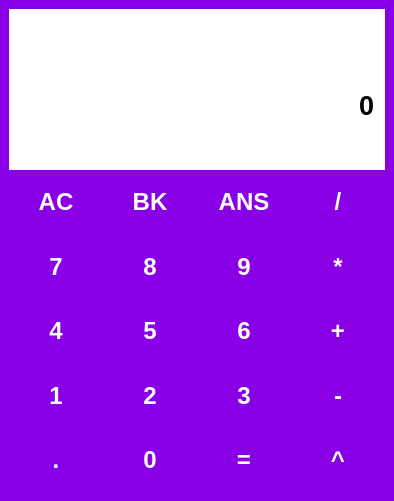
The window that form/ui_calculator.ui (rahul-badgujar/Calculator) describes before a commit, drawn with Qt 5.
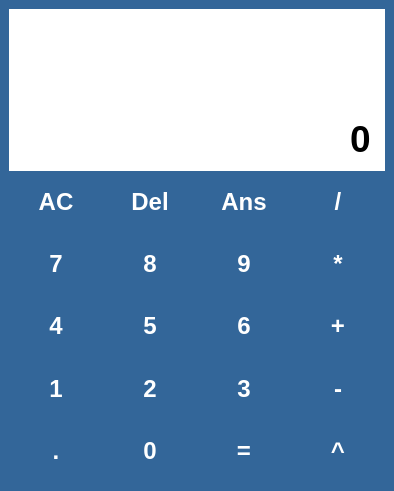
The same window after the commit. Icons and pictures are not drawn.

Patch:
```diff
--- a/form/ui_calculator.ui
+++ b/form/ui_calculator.ui
@@ -7,7 +7,7 @@
     <x>0</x>
     <y>0</y>
     <width>394</width>
-    <height>501</height>
+    <height>491</height>
    </rect>
   </property>
   <property name="windowTitle">
@@ -27,7 +27,7 @@
     </sizepolicy>
    </property>
    <property name="styleSheet">
-    <string notr="true">background-color : #8a00e6;</string>
+    <string notr="true">background-color : #336699;</string>
    </property>
    <layout class="QVBoxLayout" name="verticalLayout">
     <item>
@@ -60,7 +60,7 @@
         <property name="styleSheet">
          <string notr="true">QPushButton
 {
-	background-color : #8a00e6;
+	background-color : #336699;
 	border : none;
 	color : white;
 	margin: 5px;
@@ -78,7 +78,7 @@
 </string>
         </property>
         <property name="text">
-         <string>ANS</string>
+         <string>Ans</string>
         </property>
         <property name="flat">
          <bool>true</bool>
@@ -104,7 +104,7 @@
         <property name="styleSheet">
          <string notr="true">QPushButton
 {
-	background-color : #8a00e6;
+	background-color : #336699;
 	border : none;
 	color : white;
 	margin: 5px;
@@ -148,7 +148,7 @@
         <property name="styleSheet">
          <string notr="true">QPushButton
 {
-	background-color : #8a00e6;
+	background-color : #336699;
 	border : none;
 	color : white;
 	margin: 5px;
@@ -192,7 +192,7 @@
         <property name="styleSheet">
          <string notr="true">QPushButton
 {
-	background-color : #8a00e6;
+	background-color : #336699;
 	border : none;
 	color : white;
 	margin: 5px;
@@ -236,7 +236,7 @@
         <property name="styleSheet">
          <string notr="true">QPushButton
 {
-	background-color : #8a00e6;
+	background-color : #336699;
 	border : none;
 	color : white;
 	margin: 5px;
@@ -272,7 +272,7 @@
         <property name="font">
          <font>
           <family>Arial</family>
-          <pointsize>20</pointsize>
+          <pointsize>28</pointsize>
           <weight>75</weight>
           <bold>true</bold>
          </font>
@@ -280,7 +280,7 @@
         <property name="styleSheet">
          <string notr="true">QLineEdit
 {
-	padding : 7px;
+	padding : 10px;
 	background-color : white;
 }</string>
         </property>
@@ -291,7 +291,7 @@
          <bool>false</bool>
         </property>
         <property name="alignment">
-         <set>Qt::AlignRight|Qt::AlignTrailing|Qt::AlignVCenter</set>
+         <set>Qt::AlignBottom|Qt::AlignRight|Qt::AlignTrailing</set>
         </property>
        </widget>
       </item>
@@ -314,7 +314,7 @@
         <property name="styleSheet">
          <string notr="true">QPushButton
 {
-	background-color : #8a00e6;
+	background-color : #336699;
 	border : none;
 	color : white;
 	margin: 5px;
@@ -358,7 +358,7 @@
         <property name="styleSheet">
          <string notr="true">QPushButton
 {
-	background-color : #8a00e6;
+	background-color : #336699;
 	border : none;
 	color : white;
 	margin: 5px;
@@ -405,7 +405,7 @@
         <property name="styleSheet">
          <string notr="true">QPushButton
 {
-	background-color : #8a00e6;
+	background-color : #336699;
 	border : none;
 	color : white;
 	margin: 5px;
@@ -449,7 +449,7 @@
         <property name="styleSheet">
          <string notr="true">QPushButton
 {
-	background-color : #8a00e6;
+	background-color : #336699;
 	border : none;
 	color : white;
 	margin: 5px;
@@ -493,7 +493,7 @@
         <property name="styleSheet">
          <string notr="true">QPushButton
 {
-	background-color : #8a00e6;
+	background-color : #336699;
 	border : none;
 	color : white;
 	margin: 5px;
@@ -537,7 +537,7 @@
         <property name="styleSheet">
          <string notr="true">QPushButton
 {
-	background-color : #8a00e6;
+	background-color : #336699;
 	border : none;
 	color : white;
 	margin: 5px;
@@ -581,7 +581,7 @@
         <property name="styleSheet">
          <string notr="true">QPushButton
 {
-	background-color : #8a00e6;
+	background-color : #336699;
 	border : none;
 	color : white;
 	margin: 5px;
@@ -625,7 +625,7 @@
         <property name="styleSheet">
          <string notr="true">QPushButton
 {
-	background-color : #8a00e6;
+	background-color : #336699;
 	border : none;
 	color : white;
 	margin: 5px;
@@ -669,7 +669,7 @@
         <property name="styleSheet">
          <string notr="true">QPushButton
 {
-	background-color : #8a00e6;
+	background-color : #336699;
 	border : none;
 	color : white;
 	margin: 5px;
@@ -713,7 +713,7 @@
         <property name="styleSheet">
          <string notr="true">QPushButton
 {
-	background-color : #8a00e6;
+	background-color : #336699;
 	border : none;
 	color : white;
 	margin: 5px;
@@ -760,7 +760,7 @@
         <property name="styleSheet">
          <string notr="true">QPushButton
 {
-	background-color : #8a00e6;
+	background-color : #336699;
 	border : none;
 	color : white;
 	margin: 5px;
@@ -778,7 +778,7 @@
 </string>
         </property>
         <property name="text">
-         <string>BK</string>
+         <string>Del</string>
         </property>
         <property name="flat">
          <bool>true</bool>
@@ -804,7 +804,7 @@
         <property name="styleSheet">
          <string notr="true">QPushButton
 {
-	background-color : #8a00e6;
+	background-color : #336699;
 	border : none;
 	color : white;
 	margin: 5px;
@@ -848,7 +848,7 @@
         <property name="styleSheet">
          <string notr="true">QPushButton
 {
-	background-color : #8a00e6;
+	background-color : #336699;
 	border : none;
 	color : white;
 	margin: 5px;
@@ -892,7 +892,7 @@
         <property name="styleSheet">
          <string notr="true">QPushButton
 {
-	background-color : #8a00e6;
+	background-color : #336699;
 	border : none;
 	color : white;
 	margin: 5px;
@@ -936,7 +936,7 @@
         <property name="styleSheet">
          <string notr="true">QPushButton
 {
-	background-color : #8a00e6;
+	background-color : #336699;
 	border : none;
 	color : white;
 	margin: 5px;
@@ -966,7 +966,7 @@
         <property name="font">
          <font>
           <family>Arial</family>
-          <pointsize>12</pointsize>
+          <pointsize>15</pointsize>
           <weight>75</weight>
           <bold>true</bold>
          </font>
@@ -974,7 +974,7 @@
         <property name="styleSheet">
          <string notr="true">background-color : white;
 border : none;
-padding: 5px;
+padding: 7px;
 color : grey;</string>
         </property>
         <property name="text">
```
Left out of the diff: 45 changed lines with no effect on the pictures.
